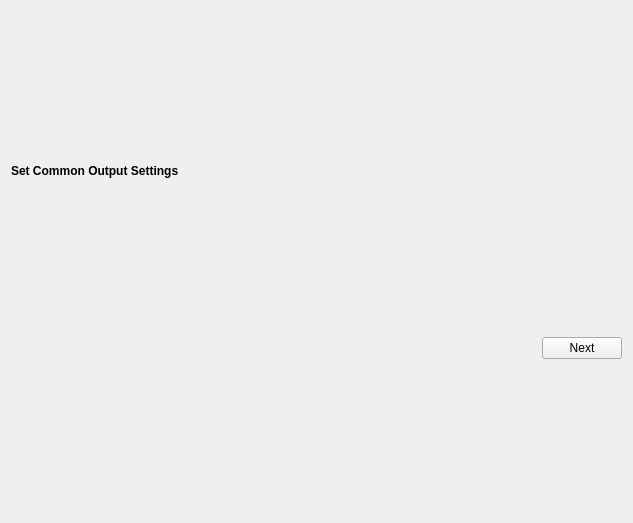
The window that src/Pages/outputsettingpage.ui (keshavbhatt/formatforge) describes before a commit, drawn with Qt 5.
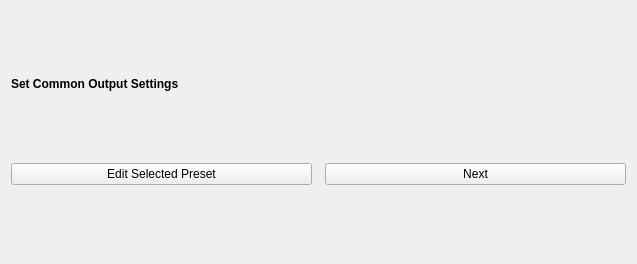
The same window after the commit.

```diff
--- a/src/Pages/outputsettingpage.ui
+++ b/src/Pages/outputsettingpage.ui
@@ -6,8 +6,8 @@
    <rect>
     <x>0</x>
     <y>0</y>
-    <width>633</width>
-    <height>523</height>
+    <width>637</width>
+    <height>264</height>
    </rect>
   </property>
   <property name="windowTitle">
@@ -40,17 +40,18 @@
      <property name="topMargin">
       <number>0</number>
      </property>
+     <item>
+      <widget class="QPushButton" name="editSelectedPresetPushButton">
+       <property name="text">
+        <string>Edit Selected Preset</string>
+       </property>
+      </widget>
+     </item>
      <item>
       <spacer name="horizontalSpacer">
        <property name="orientation">
         <enum>Qt::Horizontal</enum>
        </property>
-       <property name="sizeHint" stdset="0">
-        <size>
-         <width>40</width>
-         <height>20</height>
-        </size>
-       </property>
       </spacer>
      </item>
      <item>
```
